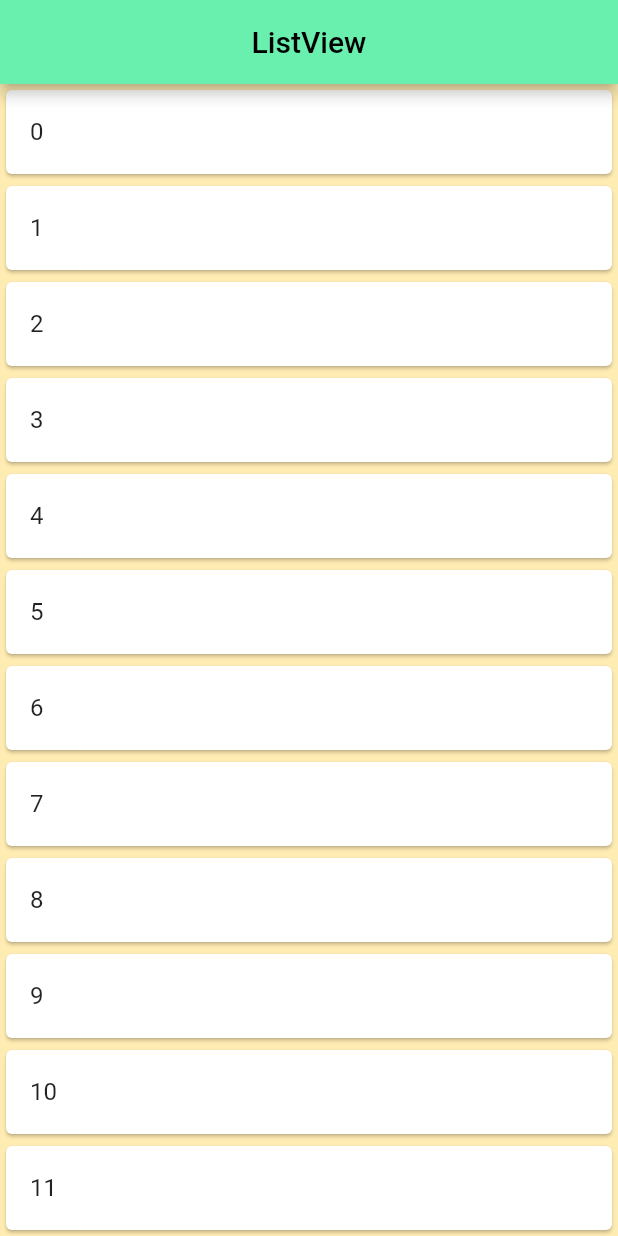
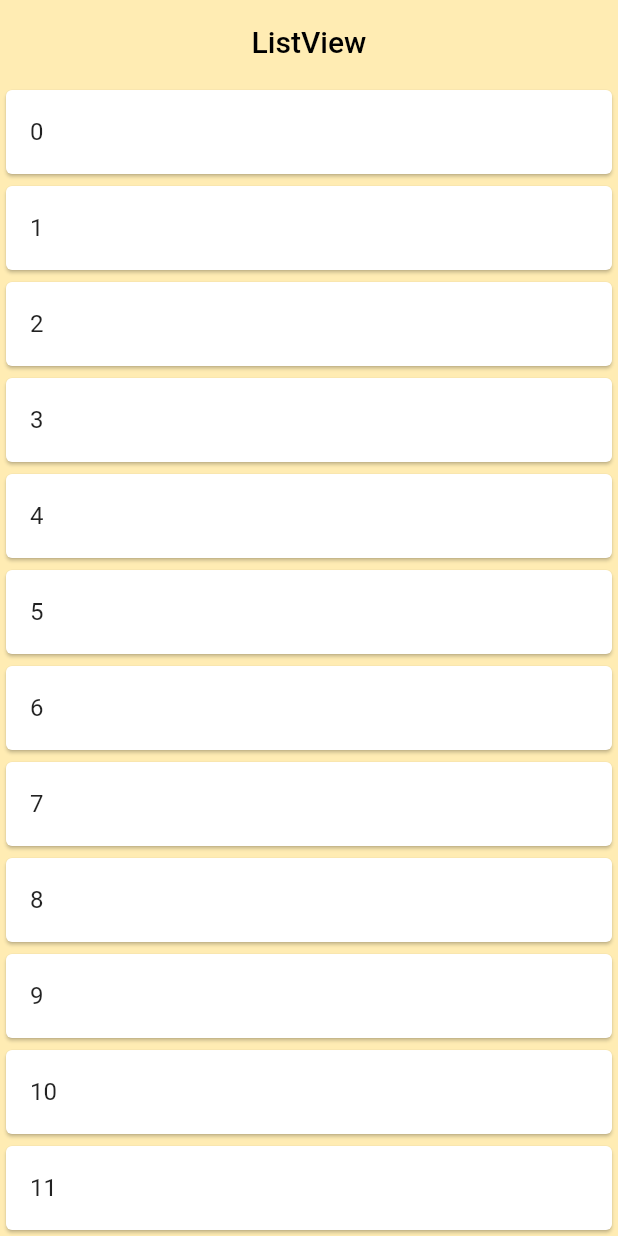
Before and after one commit to William-Weng/Flutter-First-App, a Flutter app: the ProfilePage screen opened directly, on a phone screen of 412 x 824 dp. Run offline on Flutter 3.47's test engine with Material 2 defaults, Android fonts, the light colour scheme and no system bars.

Commit message:
BottomNavigationBar 透明

```diff
--- a/lib/page/mainPage.dart
+++ b/lib/page/mainPage.dart
@@ -23,9 +23,12 @@ class _MainPageState extends State<MainPage> {
   Widget build(BuildContext context) {
     return Scaffold(
       body: _bodies.elementAt(_selectedIndex),
+      extendBody: true,
       bottomNavigationBar: BottomNavigationBar(
         items: _items,
         selectedItemColor: Colors.blueAccent,
+        backgroundColor: Colors.transparent,
+        elevation: 0,
         currentIndex: _selectedIndex,
         onTap: ((index) {
           setState(() {
--- a/lib/page/profile/profilePage.dart
+++ b/lib/page/profile/profilePage.dart
@@ -17,8 +17,10 @@ class _ProfilePageState extends State<ProfilePage> {
             style: TextStyle(color: Colors.black),
           ),
           centerTitle: true,
-          backgroundColor: Colors.greenAccent,
+          backgroundColor: Colors.transparent,
+          elevation: 0,
         ),
+        extendBodyBehindAppBar: true,
         backgroundColor: Colors.amber.shade100,
         body: ListView.builder(
           itemExtent: 64,
```
Also changed, not shown: lib/utility/setting.dart (+2 -6 lines).
